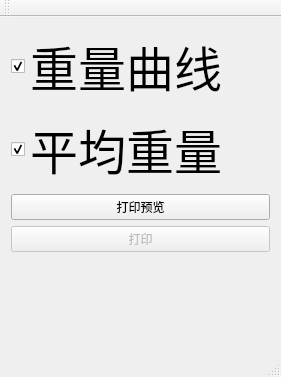
The window that PRT/PRT.ui (DR-Pharm/QPrinter) describes before a commit, drawn with Qt 5.
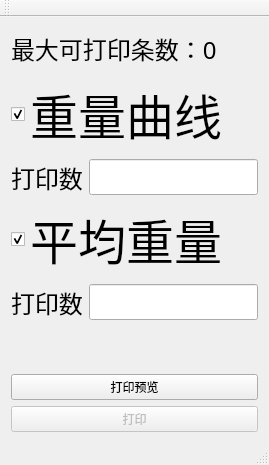
The same window after the commit.

```diff
--- a/PRT/PRT.ui
+++ b/PRT/PRT.ui
@@ -6,8 +6,8 @@
    <rect>
     <x>0</x>
     <y>0</y>
-    <width>281</width>
-    <height>377</height>
+    <width>269</width>
+    <height>465</height>
    </rect>
   </property>
   <property name="windowTitle">
@@ -15,6 +15,19 @@
   </property>
   <widget class="QWidget" name="centralWidget">
    <layout class="QVBoxLayout" name="verticalLayout">
+    <item>
+     <widget class="QLabel" name="label">
+      <property name="font">
+       <font>
+        <family>Agency FB</family>
+        <pointsize>18</pointsize>
+       </font>
+      </property>
+      <property name="text">
+       <string>最大可打印条数：0</string>
+      </property>
+     </widget>
+    </item>
     <item>
      <widget class="QCheckBox" name="cB_Curve">
       <property name="font">
@@ -31,6 +44,31 @@
       </property>
      </widget>
     </item>
+    <item>
+     <layout class="QHBoxLayout" name="horizontalLayout_2">
+      <item>
+       <widget class="QLabel" name="label_2">
+        <property name="font">
+         <font>
+          <pointsize>18</pointsize>
+         </font>
+        </property>
+        <property name="text">
+         <string>打印数</string>
+        </property>
+       </widget>
+      </item>
+      <item>
+       <widget class="QLineEdit" name="lineEdit">
+        <property name="font">
+         <font>
+          <pointsize>18</pointsize>
+         </font>
+        </property>
+       </widget>
+      </item>
+     </layout>
+    </item>
     <item>
      <widget class="QCheckBox" name="cB_Average">
       <property name="font">
@@ -47,6 +85,38 @@
       </property>
      </widget>
     </item>
+    <item>
+     <layout class="QHBoxLayout" name="horizontalLayout">
+      <item>
+       <widget class="QLabel" name="label_3">
+        <property name="font">
+         <font>
+          <pointsize>18</pointsize>
+         </font>
+        </property>
+        <property name="text">
+         <string>打印数</string>
+        </property>
+       </widget>
+      </item>
+      <item>
+       <widget class="QLineEdit" name="lineEdit_2">
+        <property name="font">
+         <font>
+          <pointsize>18</pointsize>
+         </font>
+        </property>
+       </widget>
+      </item>
+     </layout>
+    </item>
+    <item>
+     <widget class="QLabel" name="lb_PrinterName">
+      <property name="text">
+       <string/>
+      </property>
+     </widget>
+    </item>
     <item>
      <widget class="QPushButton" name="pB_Print">
       <property name="styleSheet">
@@ -70,13 +140,6 @@
       </property>
      </widget>
     </item>
-    <item>
-     <widget class="QLabel" name="lb_PrinterName">
-      <property name="text">
-       <string/>
-      </property>
-     </widget>
-    </item>
    </layout>
   </widget>
   <widget class="QMenuBar" name="menuBar">
```
Left out of the diff: 2 changed lines with no effect on the pictures.
